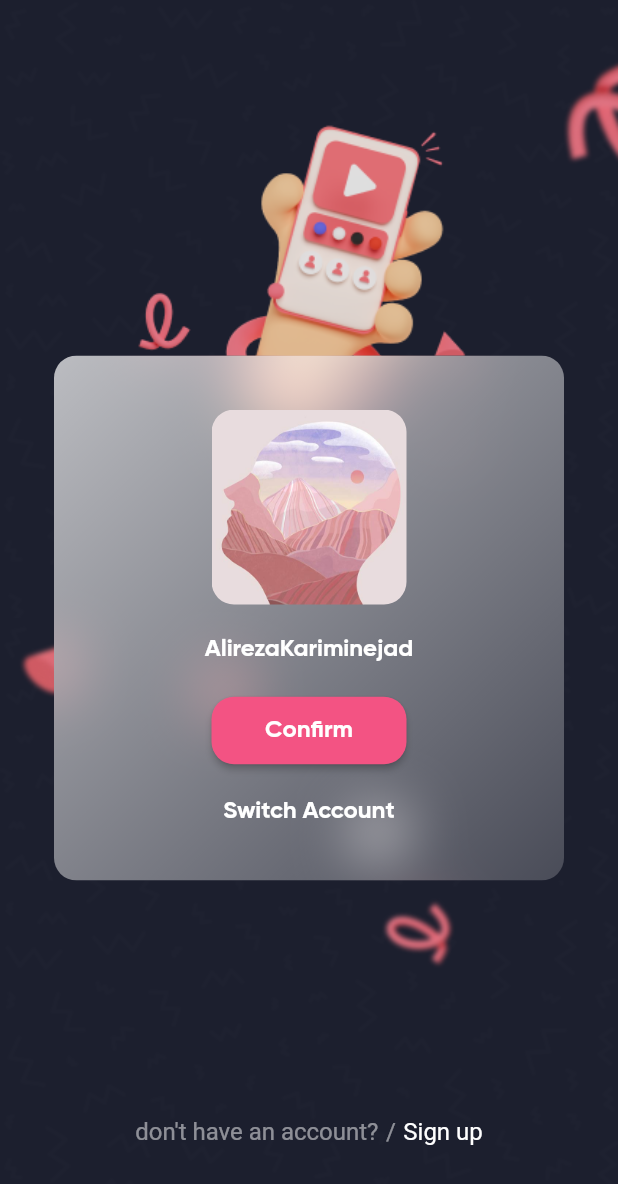
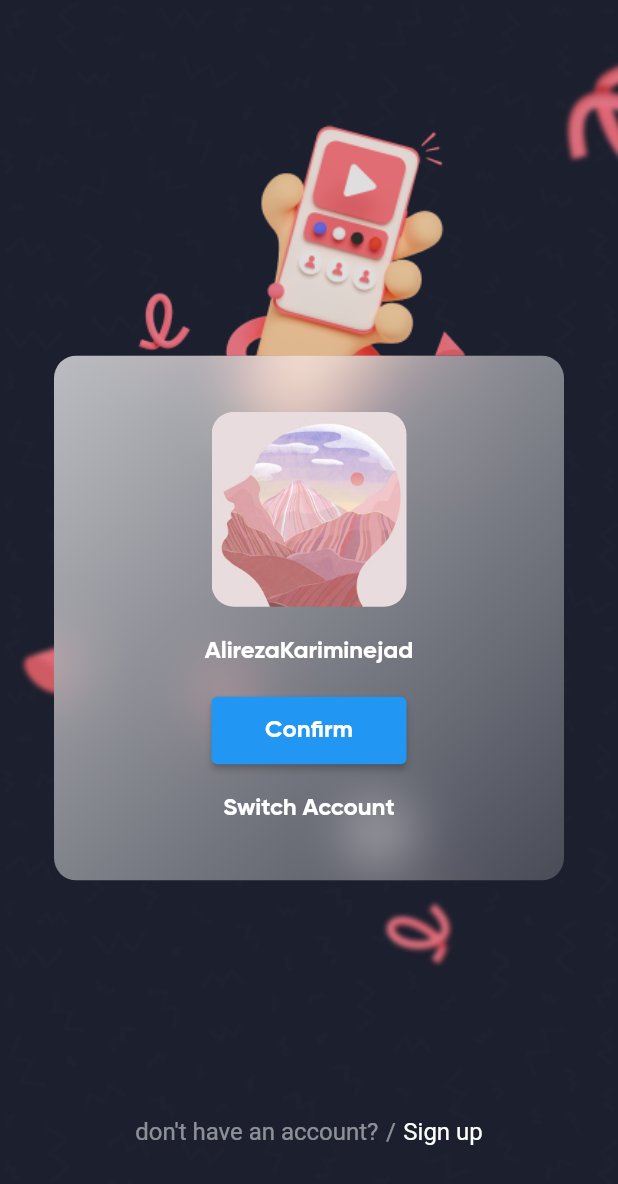
Before and after one commit to alirezakariminejad/flutter_instagram, a Flutter app: the screen it shows after launch, on a phone screen of 412 x 824 dp. Shown: the top 1184 px of the screen. Run offline on Flutter 3.47's test engine with Material 2 defaults, Android fonts, the phone set to English and light mode, and no system bars.

Commit message:
Change by ThemeData

```diff
--- a/lib/screens/switch_account_screen.dart
+++ b/lib/screens/switch_account_screen.dart
@@ -71,7 +71,8 @@ class SwitchAccountScreen extends StatelessWidget {
                                 borderRadius:
                                     BorderRadius.all(Radius.circular(15.0)),
                                 image: DecorationImage(
-                                  image: AssetImage('assets/images/profile2.jpg'),
+                                  image:
+                                      AssetImage('assets/images/profile2.jpg'),
                                   fit: BoxFit.cover,
                                 ),
                               ),
@@ -86,20 +87,22 @@ class SwitchAccountScreen extends StatelessWidget {
                               ),
                             ),
                             SizedBox(height: 20.0),
-                            ElevatedButton(
-                              style: ElevatedButton.styleFrom(
-                                  backgroundColor: ColorConstants.pink,
-                                  minimumSize: Size(130.0, 45.0),
-                                  shape: RoundedRectangleBorder(
-                                      borderRadius:
-                                          BorderRadius.all(Radius.circular(15.0)))),
-                              onPressed: () {},
-                              child: Text('Confirm',
+                            SizedBox(
+                              width: 130.0,
+                              height: 45.0,
+                              child: ElevatedButton(
+                                style:
+                                    Theme.of(context).elevatedButtonTheme.style,
+                                onPressed: () {},
+                                child: Text(
+                                  'Confirm',
                                   style: TextStyle(
                                     color: Colors.white,
                                     fontFamily: 'GB',
                                     fontSize: 16.0,
-                                  )),
+                                  ),
+                                ),
+                              ),
                             ),
                             SizedBox(height: 20.0),
                             Text(
```
